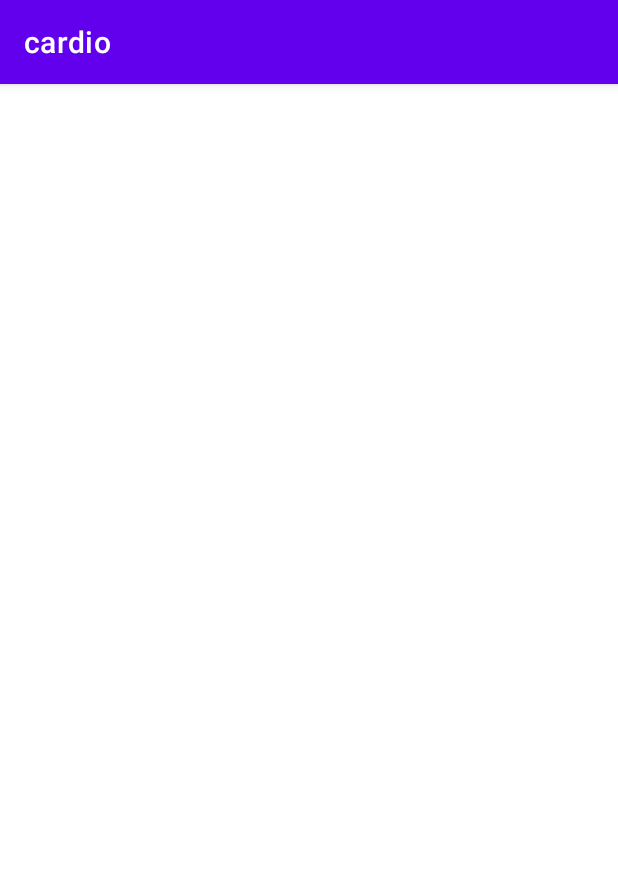
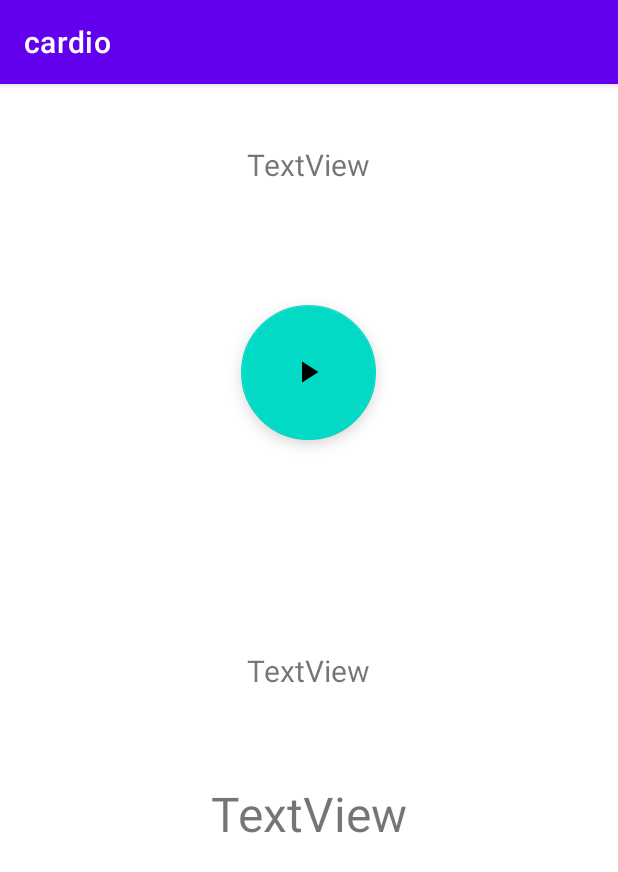
Before and after one commit to pvinicki/Cardio, an Android app: the StartRoutineActivity screen opened directly, with no data from a screen before it, on a phone screen of 412 x 824 dp. Shown: the top 872 px of the screen. Run offline under Robolectric (Android 15) with nearby library versions, the phone set to English and light mode, and no system bars; 3 statements that could not run were skipped.

Commit message:
minor changes

```diff
--- a/app/build.gradle
+++ b/app/build.gradle
@@ -10,6 +10,7 @@ android {
         targetSdkVersion 29
         versionCode 1
         versionName "1.0"
+        vectorDrawables.useSupportLibrary = true
 
         testInstrumentationRunner "androidx.test.runner.AndroidJUnitRunner"
     }
--- a/app/src/main/java/hr/ferit/patrikvinicki/cardio/StartRoutineActivity.java
+++ b/app/src/main/java/hr/ferit/patrikvinicki/cardio/StartRoutineActivity.java
@@ -1,14 +1,103 @@
 package hr.ferit.patrikvinicki.cardio;
 
 import androidx.appcompat.app.AppCompatActivity;
+import androidx.core.content.ContextCompat;
 
+import android.app.Activity;
+import android.content.Intent;
+import android.media.MediaPlayer;
 import android.os.Bundle;
+import android.os.CountDownTimer;
+import android.provider.MediaStore;
+import android.view.View;
+import android.widget.TextView;
+
+import com.google.android.material.floatingactionbutton.FloatingActionButton;
+
+import org.w3c.dom.Text;
+
+import java.util.ArrayList;
 
 public class StartRoutineActivity extends AppCompatActivity {
+    private Intent intent;
+    private TextView tvRoutineName;
+    private TextView tvWorkoutName;
+    private TextView tvTimer;
+    private ArrayList<Workout> workouts;
+    private CountDownTimer cTimer;
+    private int millisLeft;
+    private FloatingActionButton fabStartPause;
+    private boolean inProgress;
+    private boolean wasPaused;
 
     @Override
     protected void onCreate(Bundle savedInstanceState) {
         super.onCreate(savedInstanceState);
         setContentView(R.layout.activity_start_routine);
+        initializeUI();
+        inProgress = false;
+        wasPaused = false;
+        final MediaPlayer mp = MediaPlayer.create(this, R.raw.finished);
+        intent = getIntent();
+    }
+
+    public void initializeUI(){
+        this.tvRoutineName = (TextView) findViewById(R.id.tvRoutineName);
+        this.tvWorkoutName = (TextView) findViewById(R.id.tvWorkoutName);
+        this.tvTimer       = (TextView) findViewById(R.id.tvTimer);
+
+        workouts = intent.getParcelableArrayListExtra("workouts");
+        this.tvRoutineName.setText(intent.getStringExtra("routineName"));
+
+        fabStartPause.setOnClickListener(new View.OnClickListener() {
+            @Override
+            public void onClick(View v) {
+                if(!inProgress){
+                    fabStartPause.setImageDrawable(ContextCompat.getDrawable(StartRoutineActivity.this, R.drawable.ic_pause_black_24dp));
+                    inProgress = true;
+                    if (wasPaused){
+                        startTimer(millisLeft);
+                    } else{
+                        beginWorkout();
+                    }
+
+                } else {
+                    fabStartPause.setImageDrawable(ContextCompat.getDrawable(StartRoutineActivity.this, R.drawable.ic_play_arrow_black_48dp));
+                    wasPaused = true;
+                    cTimer.cancel();
+                }
+
+            }
+        });
+    }
+
+    void beginWorkout(){
+        for(Workout workout : workouts){
+            String time = workout.getTime() + " s";
+            this.tvWorkoutName.setText(workout.getName());
+            this.tvTimer.setText(time);
+            startTimer(workout.getTime());
+        }
+    }
+
+    void startTimer(int time) {
+        cTimer = new CountDownTimer(time*1000, 1000) {
+            public void onTick(long millisUntilFinished) {
+                String currentTime = String.valueOf(millisUntilFinished / 1000) + " s";
+                millisLeft = (int) millisUntilFinished;
+                tvTimer.setText(currentTime);
+            }
+            public void onFinish() {
+                //play sound so user knows workout finished
+                final MediaPlayer mp = MediaPlayer.create(StartRoutineActivity.this, R.raw.finished);
+                mp.start();
+            }
+        };
+        cTimer.start();
+    }
+
+    void cancelTimer() {
+        if(cTimer!=null)
+            cTimer.cancel();
     }
 }
--- /dev/null
+++ b/app/src/main/res/drawable/ic_pause_black_24dp.xml
@@ -0,0 +1,4 @@
+<vector android:height="48dp" android:viewportHeight="24.0"
+    android:viewportWidth="24.0" android:width="48dp" xmlns:android="http://schemas.android.com/apk/res/android">
+    <path android:fillColor="#FF000000" android:pathData="M6,19h4L10,5L6,5v14zM14,5v14h4L18,5h-4z"/>
+</vector>
--- /dev/null
+++ b/app/src/main/res/drawable/ic_play_arrow_black_48dp.xml
@@ -0,0 +1,4 @@
+<vector android:height="48dp" android:viewportHeight="24.0"
+    android:viewportWidth="24.0" android:width="48dp" xmlns:android="http://schemas.android.com/apk/res/android">
+    <path android:fillColor="#FF000000" android:pathData="M8,5v14l11,-7z"/>
+</vector>
--- a/app/src/main/res/layout/activity_start_routine.xml
+++ b/app/src/main/res/layout/activity_start_routine.xml
@@ -1,9 +1,47 @@
 <?xml version="1.0" encoding="utf-8"?>
-<androidx.constraintlayout.widget.ConstraintLayout xmlns:android="http://schemas.android.com/apk/res/android"
+<LinearLayout xmlns:android="http://schemas.android.com/apk/res/android"
     xmlns:app="http://schemas.android.com/apk/res-auto"
     xmlns:tools="http://schemas.android.com/tools"
     android:layout_width="match_parent"
     android:layout_height="match_parent"
+    android:orientation="vertical"
     tools:context=".StartRoutineActivity">
 
-</androidx.constraintlayout.widget.ConstraintLayout>
+
+    <TextView
+        android:id="@+id/tvRoutineName"
+        android:layout_width="wrap_content"
+        android:layout_height="wrap_content"
+        android:layout_gravity="center"
+        android:layout_marginTop="40dp"
+        android:textSize="20sp"
+        android:text="TextView" />
+
+
+    <com.google.android.material.floatingactionbutton.FloatingActionButton
+        android:id="@+id/fabStartPauseWorkout"
+        android:layout_width="match_parent"
+        android:layout_height="wrap_content"
+        android:layout_gravity="center"
+        android:layout_marginTop="80dp"
+        android:clickable="true"
+        app:srcCompat="@drawable/ic_play_arrow_black_48dp" />
+
+    <TextView
+        android:id="@+id/tvWorkoutName"
+        android:layout_width="wrap_content"
+        android:layout_height="wrap_content"
+        android:layout_gravity="center"
+        android:layout_marginTop="140dp"
+        android:textSize="20sp"
+        android:text="TextView" />
+
+    <TextView
+        android:id="@+id/tvTimer"
+        android:layout_width="wrap_content"
+        android:layout_height="wrap_content"
+        android:layout_gravity="center"
+        android:layout_marginTop="60dp"
+        android:textSize="32sp"
+        android:text="TextView" />
+</LinearLayout>
--- /dev/null
+++ b/app/src/main/res/values/dimens.xml
@@ -0,0 +1,4 @@
+<?xml version="1.0" encoding="utf-8"?>
+<resources xmlns:tools="http://schemas.android.com/tools">
+    <dimen tools:override="true" name="design_fab_size_normal">90dp</dimen>
+</resources>
```
Also changed, not shown: 1 other file.
